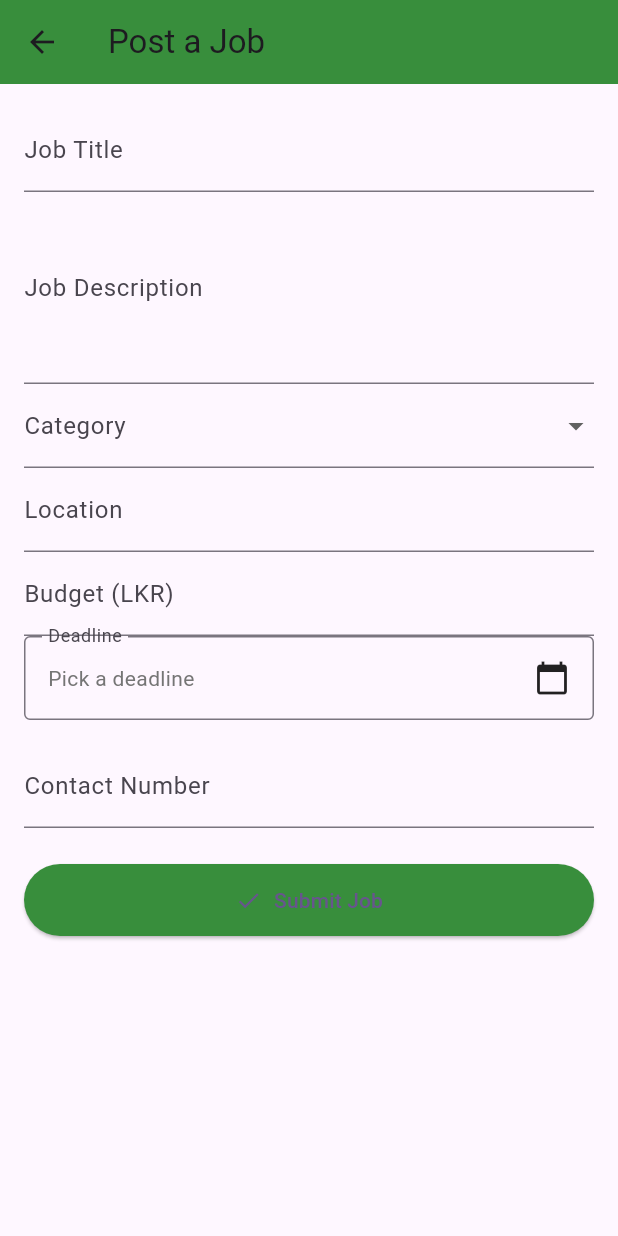
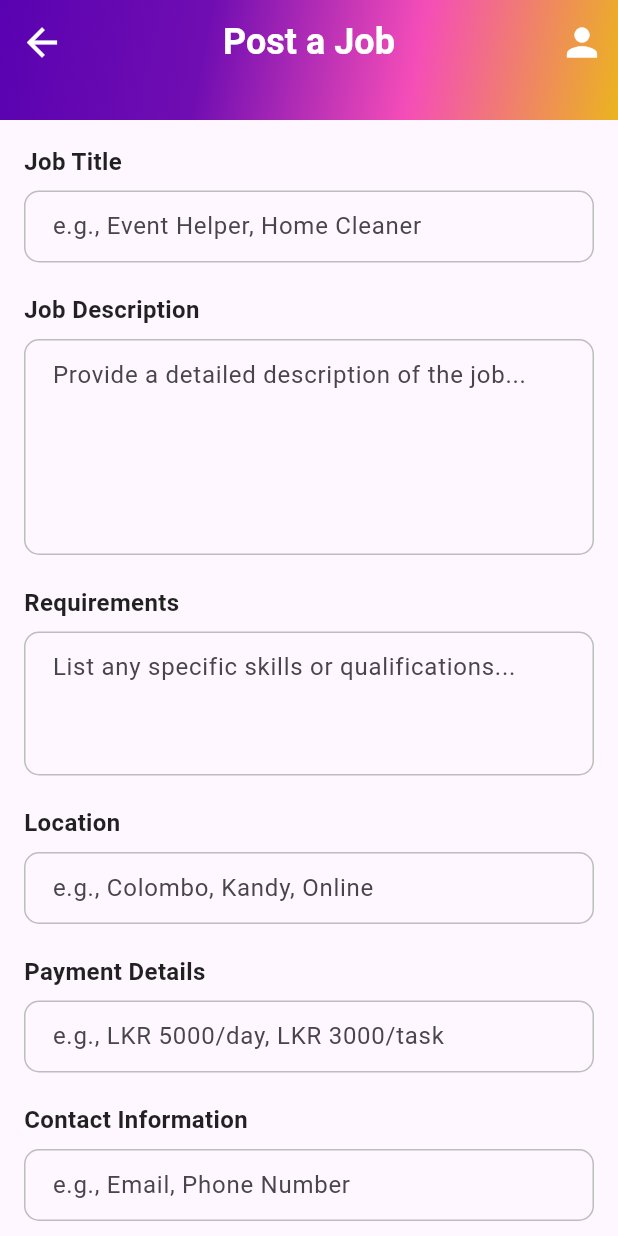
Before and after one commit to M-J-Christina213/Kuveni_app, a Flutter app: the PostJobScreen screen opened by its route, on a phone screen of 412 x 824 dp. Run offline on Flutter 3.47's test engine with Material 3 defaults, Android fonts, the phone set to English and light mode, and no system bars; our stand-ins replace cloud_firestore, firebase_auth, firebase_core; accounts and stored records are empty; statements that could not run were skipped.

Commit message:
modified post a job section

```diff
--- /dev/null
+++ b/lib/models/jobs.dart
@@ -0,0 +1,52 @@
+// lib/models/job.dart
+import 'package:cloud_firestore/cloud_firestore.dart';
+
+class Job {
+  final String id; // Document ID from Firestore
+  final String jobTitle;
+  final String jobDescription;
+  final String requirements;
+  final String location;
+  final String paymentDetails;
+  final String contactInfo;
+  final DateTime postedDate;
+
+  Job({
+    this.id = '', // Default empty string for new jobs before Firestore assigns an ID
+    required this.jobTitle,
+    required this.jobDescription,
+    required this.requirements,
+    required this.location,
+    required this.paymentDetails,
+    required this.contactInfo,
+    required this.postedDate,
+  });
+
+  // Factory constructor to create a Job object from a Firestore DocumentSnapshot
+  factory Job.fromFirestore(DocumentSnapshot doc) {
+    Map<String, dynamic> data = doc.data() as Map<String, dynamic>;
+    return Job(
+      id: doc.id, // Get the document ID
+      jobTitle: data['jobTitle'] ?? '',
+      jobDescription: data['jobDescription'] ?? '',
+      requirements: data['requirements'] ?? '',
+      location: data['location'] ?? '',
+      paymentDetails: data['paymentDetails'] ?? '',
+      contactInfo: data['contactInfo'] ?? '',
+      postedDate: (data['postedDate'] as Timestamp).toDate(), // Convert Timestamp to DateTime
+    );
+  }
+
+  // Method to convert a Job object to a Map for Firestore
+  Map<String, dynamic> toFirestore() {
+    return {
+      'jobTitle': jobTitle,
+      'jobDescription': jobDescription,
+      'requirements': requirements,
+      'location': location,
+      'paymentDetails': paymentDetails,
+      'contactInfo': contactInfo,
+      'postedDate': Timestamp.fromDate(postedDate), // Convert DateTime to Timestamp
+    };
+  }
+}
--- a/lib/screens/post_job.dart
+++ b/lib/screens/post_job.dart
@@ -1,7 +1,7 @@
-// ignore_for_file: depend_on_referenced_packages
-
+// lib/screens/post_job.dart
 import 'package:flutter/material.dart';
-import 'package:intl/intl.dart';
+import 'package:cloud_firestore/cloud_firestore.dart'; // IMPORTANT: Import Firestore
+import 'package:kuveni_app/models/job.dart'; // IMPORTANT: Corrected import path for Job model
 
 class PostJobScreen extends StatefulWidget {
   const PostJobScreen({super.key});
@@ -11,172 +11,193 @@ class PostJobScreen extends StatefulWidget {
 }
 
 class _PostJobScreenState extends State<PostJobScreen> {
+  // Text editing controllers for each input field
+  final TextEditingController _jobTitleController = TextEditingController();
+  final TextEditingController _jobDescriptionController = TextEditingController();
+  final TextEditingController _requirementsController = TextEditingController();
+  final TextEditingController _locationController = TextEditingController();
+  final TextEditingController _paymentDetailsController = TextEditingController();
+  final TextEditingController _contactInfoController = TextEditingController();
+
+  // Form key for validation
   final _formKey = GlobalKey<FormState>();
 
-  // Controllers
-  final TextEditingController _titleController = TextEditingController();
-  final TextEditingController _descriptionController = TextEditingController();
-  final TextEditingController _locationController = TextEditingController();
-  final TextEditingController _budgetController = TextEditingController();
-  final TextEditingController _contactController = TextEditingController();
-
-  // Variables
-  String? _selectedCategory;
-  DateTime? _selectedDeadline;
-
-  // Sample categories
-  final List<String> _categories = [
-    'Housekeeping',
-    'Babysitting',
-    'Gardening',
-    'Cooking',
-    'Caregiving',
-    'Tutoring',
-    'Other',
-  ];
-
-  // Function to show date picker
-  Future<void> _pickDeadline() async {
-    final DateTime? picked = await showDatePicker(
-      context: context,
-      initialDate: _selectedDeadline ?? DateTime.now(),
-      firstDate: DateTime.now(),
-      lastDate: DateTime(2101),
-    );
-    if (picked != null) {
-      setState(() {
-        _selectedDeadline = picked;
-      });
-    }
+  @override
+  void dispose() {
+    // Dispose all controllers to free up resources
+    _jobTitleController.dispose();
+    _jobDescriptionController.dispose();
+    _requirementsController.dispose();
+    _locationController.dispose();
+    _paymentDetailsController.dispose();
+    _contactInfoController.dispose();
+    super.dispose();
   }
 
-  // Submit handler
-  void _submitJob() {
+  // Function to handle form submission and save to Firestore
+  void _postJob() async { // Made async to await Firestore operation
     if (_formKey.currentState!.validate()) {
-      // Here you would normally send this data to a backend or database
-      ScaffoldMessenger.of(context).showSnackBar(
-        const SnackBar(content: Text('Job Posted Successfully!')),
+      // Create a Job object from the form data
+      final newJob = Job(
+        id: '', // ID will be generated by Firestore
+        jobTitle: _jobTitleController.text,
+        jobDescription: _jobDescriptionController.text,
+        requirements: _requirementsController.text,
+        location: _locationController.text,
+        paymentDetails: _paymentDetailsController.text,
+        contactInfo: _contactInfoController.text,
+        postedDate: DateTime.now(), // Set current date as posted date
       );
-      // Clear form
-      _formKey.currentState!.reset();
-      _selectedCategory = null;
-      _selectedDeadline = null;
+
+      try {
+        // Get a reference to the Firestore 'jobs' collection
+        CollectionReference jobs = FirebaseFirestore.instance.collection('jobs');
+
+        // Add the new job to Firestore
+        await jobs.add(newJob.toFirestore()); // Use the toFirestore method from your Job model
+
+        ScaffoldMessenger.of(context).showSnackBar(
+          const SnackBar(content: Text('Job Posted Successfully!')),
+        );
+        Navigator.pop(context); // Go back to the Jobs Dashboard
+      } catch (e) {
+        print("Error posting job: $e");
+        ScaffoldMessenger.of(context).showSnackBar(
+          SnackBar(content: Text('Failed to post job: $e')),
+        );
+      }
     }
   }
 
   @override
   Widget build(BuildContext context) {
     return Scaffold(
-      appBar: AppBar(
-        title: const Text('Post a Job'),
-        backgroundColor: Colors.green[700],
+      appBar: PreferredSize(
+        preferredSize: const Size.fromHeight(80.0),
+        child: Container(
+          decoration: const BoxDecoration(
+            gradient: LinearGradient(
+              colors: [
+                Color(0xFF5902B1),
+                Color(0xFF700DB2),
+                Color(0xFFF54DB8),
+                Color(0xFFEBB41F),
+              ],
+              begin: Alignment.topLeft,
+              end: Alignment.bottomRight,
+            ),
+          ),
+          child: AppBar(
+            backgroundColor: Colors.transparent,
+            elevation: 0,
+            leading: IconButton(
+              icon: const Icon(Icons.arrow_back, color: Colors.white, size: 30),
+              onPressed: () {
+                Navigator.pop(context);
+              },
+            ),
+            title: const Text(
+              'Post a Job',
+              style: TextStyle(
+                color: Colors.white,
+                fontSize: 24,
+                fontWeight: FontWeight.bold,
+              ),
+            ),
+            centerTitle: true,
+            actions: [
+              IconButton(
+                icon: const Icon(Icons.person, color: Colors.white, size: 30),
+                onPressed: () {
+                  print('Profile icon tapped from Post Job');
+                },
+              ),
+            ],
+          ),
+        ),
       ),
-      body: SingleChildScrollView(
-        padding: const EdgeInsets.all(16.0),
-        child: Form(
-          key: _formKey,
+      body: Form(
+        key: _formKey,
+        child: SingleChildScrollView(
+          padding: const EdgeInsets.all(16.0),
           child: Column(
+            crossAxisAlignment: CrossAxisAlignment.start,
             children: [
-              // Job Title
-              TextFormField(
-                controller: _titleController,
-                decoration: const InputDecoration(labelText: 'Job Title'),
-                validator: (value) =>
-                    value!.isEmpty ? 'Please enter a job title' : null,
+              _buildInputField(
+                controller: _jobTitleController,
+                labelText: 'Job Title',
+                hintText: 'e.g., Event Helper, Home Cleaner',
+                validator: (value) {
+                  if (value == null || value.isEmpty) {
+                    return 'Please enter a job title';
+                  }
+                  return null;
+                },
               ),
-
-              // Job Description
-              TextFormField(
-                controller: _descriptionController,
-                maxLines: 4,
-                decoration: const InputDecoration(labelText: 'Job Description'),
-                validator: (value) =>
-                    value!.isEmpty ? 'Please enter a job description' : null,
+              _buildInputField(
+                controller: _jobDescriptionController,
+                labelText: 'Job Description',
+                hintText: 'Provide a detailed description of the job...',
+                maxLines: 5,
+                validator: (value) {
+                  if (value == null || value.isEmpty) {
+                    return 'Please enter a job description';
+                  }
+                  return null;
+                },
               ),
-
-              // Category Dropdown
-              DropdownButtonFormField<String>(
-                value: _selectedCategory,
-                items: _categories
-                    .map((cat) => DropdownMenuItem(
-                          value: cat,
-                          child: Text(cat),
-                        ))
-                    .toList(),
-                onChanged: (value) => setState(() => _selectedCategory = value),
-                decoration: const InputDecoration(labelText: 'Category'),
-                validator: (value) =>
-                    value == null ? 'Please select a category' : null,
+              _buildInputField(
+                controller: _requirementsController,
+                labelText: 'Requirements',
+                hintText: 'List any specific skills or qualifications...',
+                maxLines: 3,
               ),
-
-              // Location
-              TextFormField(
+              _buildInputField(
                 controller: _locationController,
-                decoration: const InputDecoration(labelText: 'Location'),
-                validator: (value) =>
-                    value!.isEmpty ? 'Please enter a location' : null,
+                labelText: 'Location',
+                hintText: 'e.g., Colombo, Kandy, Online',
+                validator: (value) {
+                  if (value == null || value.isEmpty) {
+                    return 'Please enter a location';
+                  }
+                  return null;
+                },
               ),
-
-              // Budget
-              TextFormField(
-                controller: _budgetController,
-                keyboardType: TextInputType.number,
-                decoration: const InputDecoration(labelText: 'Budget (LKR)'),
-                validator: (value) =>
-                    value!.isEmpty ? 'Please enter your budget' : null,
+              _buildInputField(
+                controller: _paymentDetailsController,
+                labelText: 'Payment Details',
+                hintText: 'e.g., LKR 5000/day, LKR 3000/task',
+                keyboardType: TextInputType.text,
               ),
-
-              // Deadline Date Picker
-              InkWell(
-                onTap: _pickDeadline,
-                child: InputDecorator(
-                  decoration: const InputDecoration(
-                    labelText: 'Deadline',
-                    border: OutlineInputBorder(),
+              _buildInputField(
+                controller: _contactInfoController,
+                labelText: 'Contact Information',
+                hintText: 'e.g., Email, Phone Number',
+                keyboardType: TextInputType.emailAddress,
+                validator: (value) {
+                  if (value == null || value.isEmpty) {
+                    return 'Please enter contact information';
+                  }
+                  return null;
+                },
+              ),
+              const SizedBox(height: 30),
+              Center(
+                child: ElevatedButton(
+                  onPressed: _postJob,
+                  style: ElevatedButton.styleFrom(
+                    backgroundColor: const Color(0xFF5902B1),
+                    foregroundColor: Colors.white,
+                    padding: const EdgeInsets.symmetric(horizontal: 50, vertical: 15),
+                    shape: RoundedRectangleBorder(
+                      borderRadius: BorderRadius.circular(10),
+                    ),
+                    textStyle: const TextStyle(
+                      fontSize: 18,
+                      fontWeight: FontWeight.bold,
+                    ),
                   ),
-                  child: Row(
-                    mainAxisAlignment: MainAxisAlignment.spaceBetween,
-                    children: [
-                      Text(
-                        _selectedDeadline != null
-                            ? DateFormat('yyyy-MM-dd').format(_selectedDeadline!)
-                            : 'Pick a deadline',
-                        style: TextStyle(
-                          color: _selectedDeadline != null
-                              ? Colors.black
-                              : Colors.grey[600],
-                        ),
-                      ),
-                      const Icon(Icons.calendar_today),
-                    ],
-                  ),
-                ),
-              ),
-              const SizedBox(height: 16),
-
-              // Contact Number
-              TextFormField(
-                controller: _contactController,
-                keyboardType: TextInputType.phone,
-                decoration: const InputDecoration(labelText: 'Contact Number'),
-                validator: (value) => value!.length < 10
-                    ? 'Enter a valid contact number'
-                    : null,
-              ),
-
-              const SizedBox(height: 24),
-
-              // Submit Button
-              SizedBox(
-                width: double.infinity,
-                child: ElevatedButton.icon(
-                  onPressed: _submitJob,
-                  icon: const Icon(Icons.check),
-                  label: const Text('Submit Job'),
-                  style: ElevatedButton.styleFrom(
-                    backgroundColor: Colors.green[700],
-                    padding: const EdgeInsets.symmetric(vertical: 14),
-                  ),
+                  child: const Text('Post Job'),
                 ),
               ),
             ],
@@ -185,4 +206,53 @@ class _PostJobScreenState extends State<PostJobScreen> {
       ),
     );
   }
+
+  Widget _buildInputField({
+    required TextEditingController controller,
+    required String labelText,
+    String? hintText,
+    int maxLines = 1,
+    TextInputType keyboardType = TextInputType.text,
+    String? Function(String?)? validator,
+  }) {
+    return Padding(
+      padding: const EdgeInsets.only(bottom: 20.0),
+      child: Column(
+        crossAxisAlignment: CrossAxisAlignment.start,
+        children: [
+          Text(
+            labelText,
+            style: const TextStyle(
+              fontSize: 16,
+              fontWeight: FontWeight.w600,
+              color: Colors.black87,
+            ),
+          ),
+          const SizedBox(height: 8),
+          TextFormField(
+            controller: controller,
+            maxLines: maxLines,
+            keyboardType: keyboardType,
+            decoration: InputDecoration(
+              hintText: hintText,
+              border: OutlineInputBorder(
+                borderRadius: BorderRadius.circular(10.0),
+                borderSide: const BorderSide(color: Colors.grey),
+              ),
+              focusedBorder: OutlineInputBorder(
+                borderRadius: BorderRadius.circular(10.0),
+                borderSide: const BorderSide(color: Color(0xFF5902B1), width: 2.0),
+              ),
+              enabledBorder: OutlineInputBorder(
+                borderRadius: BorderRadius.circular(10.0),
+                borderSide: BorderSide(color: Colors.grey[400]!, width: 1.0),
+              ),
+              contentPadding: const EdgeInsets.symmetric(horizontal: 15, vertical: 12),
+            ),
+            validator: validator,
+          ),
+        ],
+      ),
+    );
+  }
 }
```
